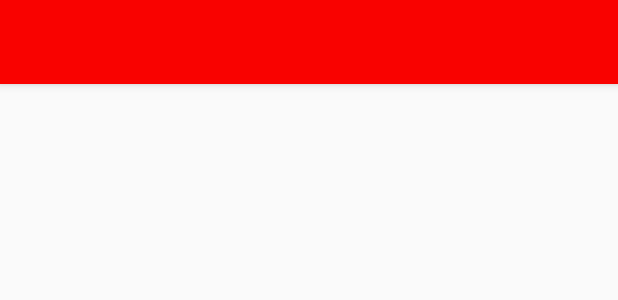
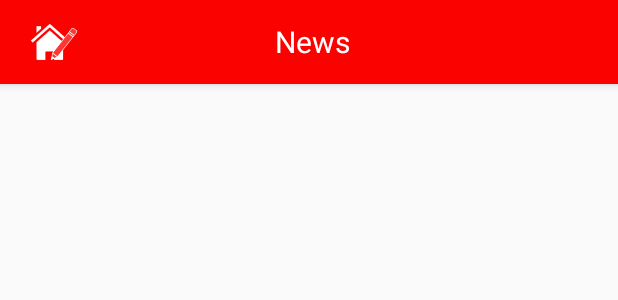
Before and after one commit to dongnguyen257/AppNews, an Android app: the layout app_bar_main.xml on its own in the app's theme, with its tools: preview values and no code run, on a phone screen of 412 x 824 dp. Shown: the top 300 px of the screen. Run offline under Robolectric (Android 15) with nearby library versions, the phone set to English and light mode, and no system bars.

Commit message:
update icon

```diff
--- a/app/src/main/res/layout/app_bar_main.xml
+++ b/app/src/main/res/layout/app_bar_main.xml
@@ -17,7 +17,28 @@
             android:layout_width="match_parent"
             android:layout_height="?attr/actionBarSize"
             android:background="?attr/colorPrimary"
-            app:popupTheme="@style/AppTheme.PopupOverlay"/>
+            app:popupTheme="@style/AppTheme.PopupOverlay">
+
+            <RelativeLayout
+                android:layout_width="match_parent"
+                android:layout_height="match_parent">
+                <ImageView
+                    android:id="@+id/ivMenu"
+                    android:layout_width="40dp"
+                    android:layout_height="40dp"
+                    android:layout_centerVertical="true"
+                    android:background="@drawable/icon_item_news"/>
+                <TextView
+                    android:id="@+id/tvTitle"
+                    android:layout_width="match_parent"
+                    android:layout_height="match_parent"
+                    android:layout_marginRight="12dp"
+                    android:text="News"
+                    android:textSize="20dp"
+                    android:textColor="@color/colorAccent"
+                    android:gravity="center"/>
+            </RelativeLayout>
+        </android.support.v7.widget.Toolbar>
 
     </android.support.design.widget.AppBarLayout>
 
--- a/app/src/main/res/values/colors.xml
+++ b/app/src/main/res/values/colors.xml
@@ -1,7 +1,8 @@
 <?xml version="1.0" encoding="utf-8"?>
 <resources>
     <color name="colorPrimary">#F90200</color>
-    <color name="colorPrimaryDark">#c72c2c</color>
+    <color name="colorPrimaryDark">#F90200</color>
+    <!--<color name="colorPrimaryDark">#c72c2c</color>-->
     <color name="colorRed600">#E53935</color>
     <color name="colorAccent">#FFFFFF</color>
 
```
Also changed, not shown: app/src/main/java/net/appnews/ui/activity/MainActivity.java (+28 -10 lines), app/src/main/res/layout/news_card.xml (+5 -5 lines), app/src/main/res/drawable/icon_app.png, 1 other file.
